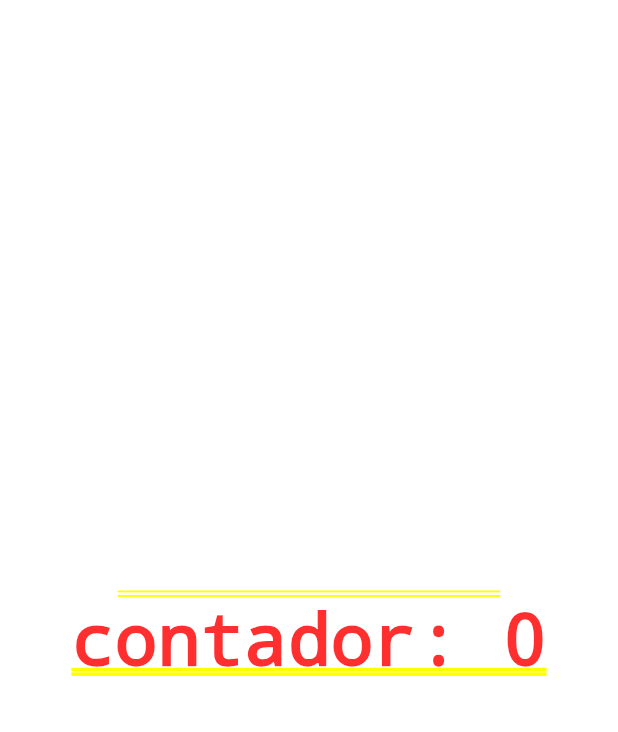
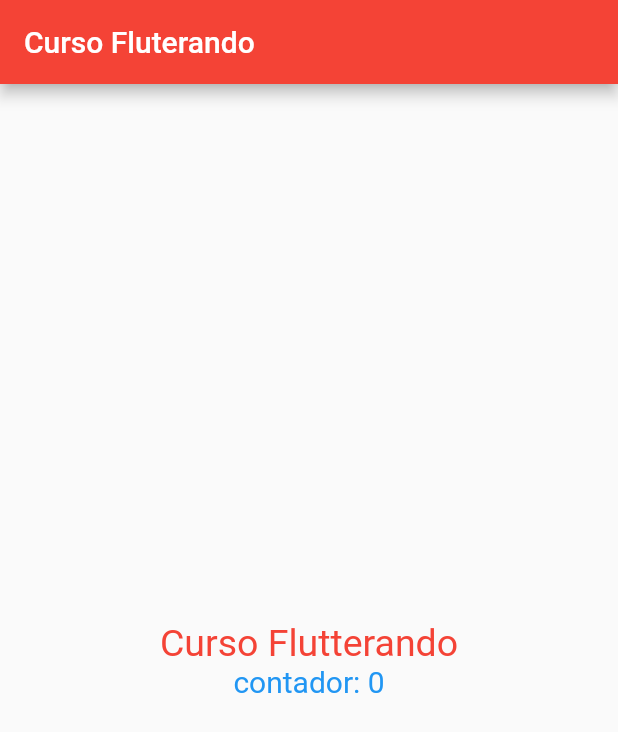
Before and after one commit to erisvaldocorreia2/curso_flutterando, a Flutter app: the screen it shows after launch, on a phone screen of 412 x 824 dp. Shown: the top 732 px of the screen. Run offline on Flutter 3.47's test engine with Material 2 defaults, Android fonts, the phone set to English and light mode, and no system bars.

Commit message:
refatorando a tela inicial para usar o scaffold

```diff
--- a/lib/curso/aula_sobre_estado.dart
+++ b/lib/curso/aula_sobre_estado.dart
@@ -21,7 +21,11 @@ class _AulaSobreEstadoState extends State<AulaSobreEstado> {
   @override
   Widget build(BuildContext context) {
     return GestureDetector(
-      child: Text('contador: $_count'),
+      // usamos o simbolo do $ para concatenar variaveis no texto
+      child: Text(
+        'contador: $_count',
+        style: const TextStyle(color: Colors.blue, fontSize: 20),
+      ),
       onTap: () {
         // usamos o setState para notificarmos o build de que houve uma
         // alteração no estado e precisamos que a tela seja modificada
--- a/lib/curso/aulas_iniciais.dart
+++ b/lib/curso/aulas_iniciais.dart
@@ -19,15 +19,26 @@ class AulaInicial extends StatelessWidget {
       theme: ThemeData(primarySwatch: Colors.red),
       title: 'Curso Flutterando',
       debugShowCheckedModeBanner: false,
-      // ignore: avoid_unnecessary_containers
-      home: Container(
+      // Ao usarmos o Scaffold garantimos acesso a um esqueleto de app completo
+      // Ele nos fornece diversas propriedades que facilitam o processo de
+      // de criarmos o aplicativo de forma rapida e elegante.
+      home: Scaffold(
+        // appbar nos fornece a criação da appbar de forma rapida
+        // devemos notar que a estrutura de cores do app estara seguindo
+        // o tom da paleta definida no tema da aplicação
+        appBar: AppBar(
+          title: const Text('Curso Fluterando'),
+        ),
+
+        // body permite construirmos as coisas no corpo do app
+        body: Center(
           child: Column(
             mainAxisAlignment: MainAxisAlignment.center,
             children: [
               Text(
                 // usando o parametro recebido na classe no momento de instancia
                 title,
-              style: const TextStyle(color: Colors.white, fontSize: 25),
+                style: const TextStyle(color: Colors.red, fontSize: 25),
               ),
 
               // Instanciando a Classe com estado e passando o parametro
@@ -35,6 +46,7 @@ class AulaInicial extends StatelessWidget {
             ],
           ),
         ),
+      ),
     );
   }
 }
```
Lines whose indentation alone changed are shown as unchanged.
